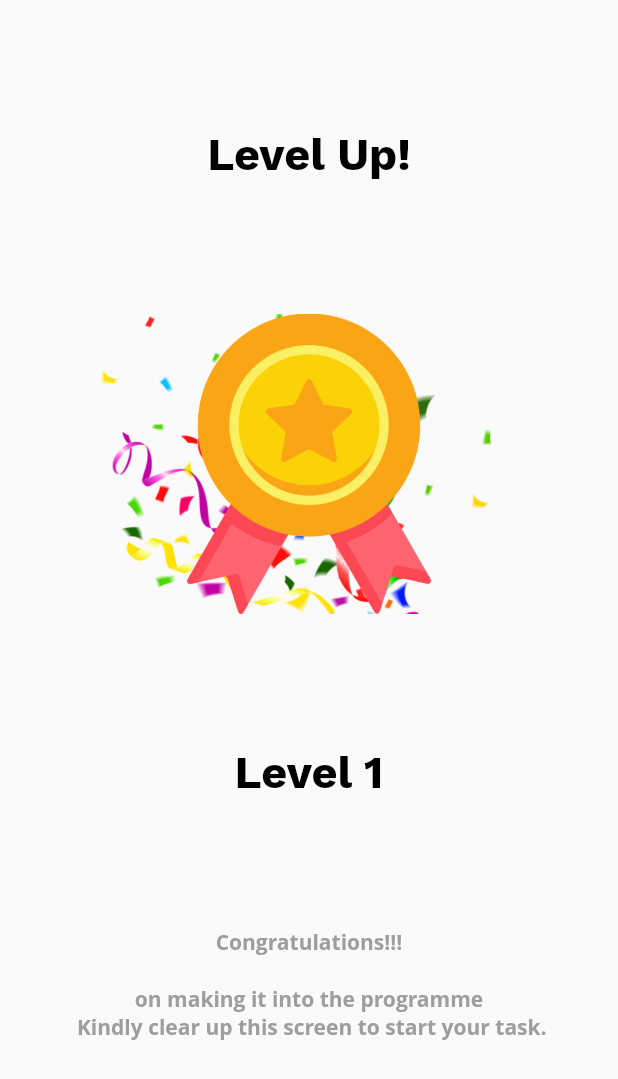
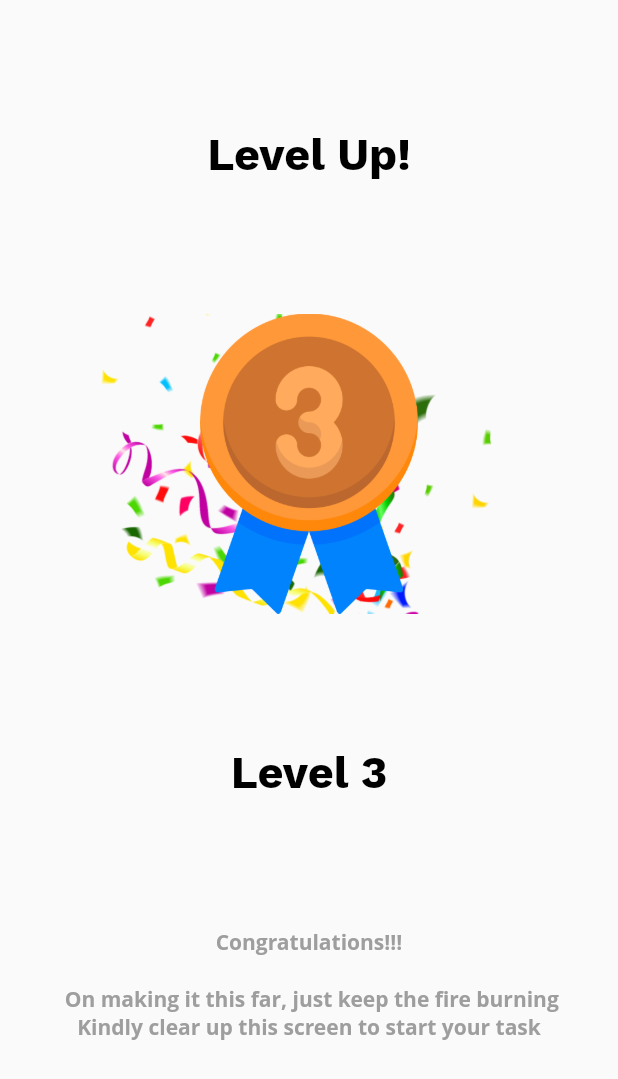
Before and after one commit to she-code-africa/Flutter-SCA-Initiative-Project, a Flutter app: the screen it shows after launch, on a phone screen of 412 x 824 dp. Shown: the top 1079 px of the screen. Run offline on Flutter 3.47's test engine with Material 2 defaults, Android fonts, the phone set to English and light mode, and no system bars.

Commit message:
Final commit

```diff
--- a/lib/main.dart
+++ b/lib/main.dart
@@ -69,7 +69,7 @@ class _MyHomePageState extends State<MyHomePage> {
             flex: 2,
             child: Center(
               child: Text(
-                'Level 1',
+                'Level 3',
                 style: TextStyle(
                   fontWeight: FontWeight.w500,
                   color: Colors.black,
@@ -84,7 +84,7 @@ class _MyHomePageState extends State<MyHomePage> {
             child: Padding(
               padding: const EdgeInsets.symmetric(horizontal: 20.0),
               child: Text(
-                'Congratulations!!!\n\non making it into the programme \n Kindly clear up this screen to start your task.',
+                'Congratulations!!!\n\n On making it this far, just keep the fire burning\nKindly clear up this screen to start your task',
                 textAlign: TextAlign.center,
                 style: TextStyle(
                   color: Colors.grey,
```
Also changed, not shown: assets/images/badge.png.
